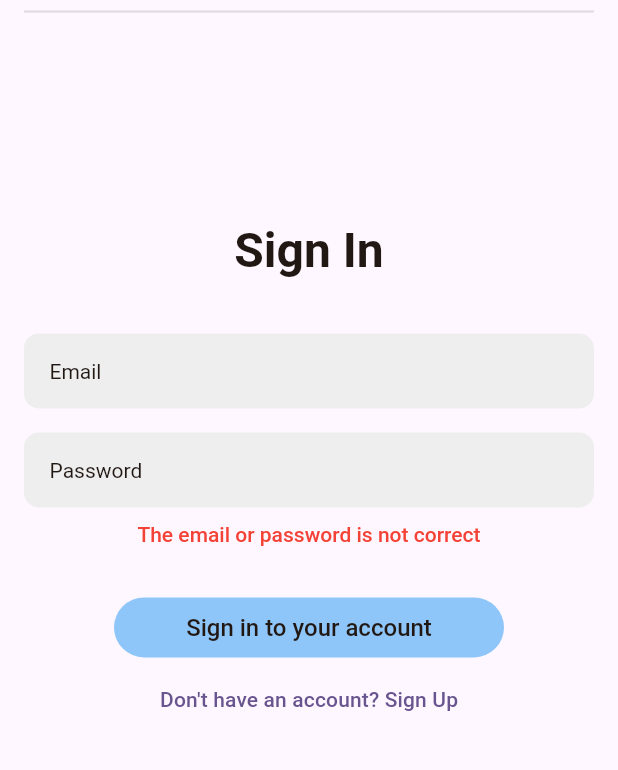
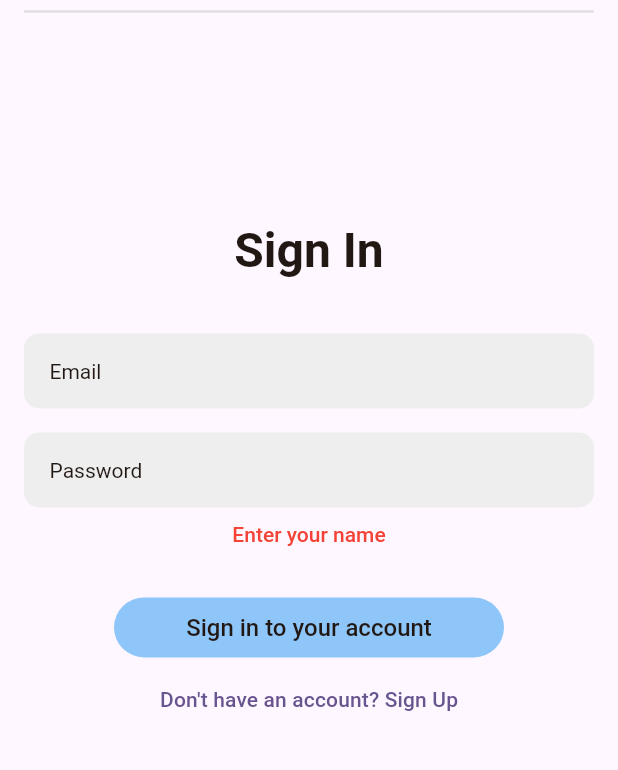
Before and after one commit to matviizakrevskyi/Flutter-Messenger, a Flutter app: the screen it shows after launch, after a tap on "Sign in to your account", on a phone screen of 412 x 824 dp, the part 53-823 px from its top. Run offline on Flutter 3.47's test engine with Material 3 defaults, Android fonts, the phone set to English and light mode, and no system bars; our stand-ins replace firebase_auth, firebase_core, firebase_database, flutter_bloc, get_it, injectable; accounts and stored records are empty; Roboto replaces fonts that are missing (Raleway).

Commit message:
update sign up method

```diff
--- a/lib/datasources/auth_datasource.dart
+++ b/lib/datasources/auth_datasource.dart
@@ -1,11 +1,25 @@
 import 'package:firebase_auth/firebase_auth.dart';
+import 'package:firebase_core/firebase_core.dart';
+import 'package:firebase_database/firebase_database.dart';
 
 class AuthDatasource {
+  final DatabaseReference _database = FirebaseDatabase.instanceFor(
+          databaseURL:
+              "https://flutter-messenger-9f068-default-rtdb.europe-west1.firebasedatabase.app",
+          app: Firebase.app())
+      .ref();
+
   AuthDatasource();
 
-  Future<void> signUp(String email, String password) async {
+  Future<void> signUp(String email, String password, String name) async {
     try {
-      await FirebaseAuth.instance.createUserWithEmailAndPassword(email: email, password: password);
+      final user = await FirebaseAuth.instance
+          .createUserWithEmailAndPassword(email: email, password: password);
+
+      await _database
+          .child("users")
+          .child(user.user?.uid ?? '')
+          .set({"email": user.user?.email, "name": name});
     } catch (e) {
       throw Exception('Error at registration: $e');
     }
--- /dev/null
+++ b/lib/domain/user.dart
@@ -0,0 +1,7 @@
+class User {
+  final String id;
+  final String email;
+  final String name;
+
+  User(this.id, this.email, this.name);
+}
--- a/lib/screens/auth/auth_cubit.dart
+++ b/lib/screens/auth/auth_cubit.dart
@@ -2,6 +2,7 @@ import 'package:firebase_auth/firebase_auth.dart';
 import 'package:flutter/material.dart';
 import 'package:flutter_bloc/flutter_bloc.dart';
 import 'package:flutter_messenger/domain/str_email_ext.dart';
+import 'package:flutter_messenger/main.dart';
 import 'package:flutter_messenger/screens/auth/auth_enum.dart';
 import 'package:flutter_messenger/usecases/sign_in.dart';
 import 'package:flutter_messenger/usecases/sign_up.dart';
@@ -17,14 +18,21 @@ class AuthCubit extends Cubit<AuthState> {
   TextEditingController emailController = TextEditingController();
   TextEditingController passwordController = TextEditingController();
   TextEditingController repeatedPasswordController = TextEditingController();
+  TextEditingController nameController = TextEditingController();
 
   AuthCubit(this._signUpUseCase, this._signInUseCase)
       : super(AuthState(false, AuthStatus.signIn, ""));
 
   onNextButton() async {
+    if (nameController.text.isEmpty) {
+      emit(state.copyWith(errorMessege: "Enter your name"));
+      return;
+    }
     if (emailController.text.isEmpty || !emailController.text.isEmail) {
       emit(state.copyWith(errorMessege: "The email or password is not correct"));
-    } else {
+      return;
+    }
+
     try {
       switch (state.authStatus) {
         case AuthStatus.signUp:
@@ -32,13 +40,15 @@ class AuthCubit extends Cubit<AuthState> {
             emit(state.copyWith(errorMessege: "Passwords do not match"));
             return;
           }
-            await _signUpUseCase.execute(emailController.text, passwordController.text);
+          await _signUpUseCase.execute(
+              emailController.text, passwordController.text, nameController.text);
+          navigatorKey.currentState?.pushReplacementNamed("/home");
         case AuthStatus.signIn:
           await _signInUseCase.execute(emailController.text, passwordController.text);
+          navigatorKey.currentState?.pushReplacementNamed("/home");
       }
     } catch (e) {
       emit(state.copyWith(errorMessege: "The email or password is not correct"));
-      }
     }
   }
 
--- a/lib/screens/auth/auth_screen.dart
+++ b/lib/screens/auth/auth_screen.dart
@@ -43,6 +43,14 @@ class AuthScreen extends StatelessWidget {
                 const SizedBox(
                   height: 32,
                 ),
+                if (state.authStatus == AuthStatus.signUp)
+                  Padding(
+                    padding: const EdgeInsets.only(bottom: 16),
+                    child: CustomTextField(
+                      hintText: "Name",
+                      controller: cubit.nameController,
+                    ),
+                  ),
                 CustomTextField(
                   hintText: "Email",
                   controller: cubit.emailController,
--- a/lib/screens/home/home_cubit.dart
+++ b/lib/screens/home/home_cubit.dart
@@ -10,4 +10,8 @@ class HomeCubit extends Cubit<HomeState> {
   TextEditingController passwordController = TextEditingController();
 
   HomeCubit() : super(HomeState(false));
+
+  onButton() {
+
+  }
 }
--- a/lib/screens/home/home_screen.dart
+++ b/lib/screens/home/home_screen.dart
@@ -1,4 +1,5 @@
 import 'package:flutter/material.dart';
+import 'package:flutter_messenger/styling/styling.dart';
 
 class HomeScreen extends StatelessWidget {
   @override
@@ -10,7 +11,10 @@ class HomeScreen extends StatelessWidget {
           SizedBox(
             height: 100,
           ),
-          Text("Home Screen")
+          Text(
+            "Home Screen",
+            style: CustomTextStyles.h1,
+          )
         ],
       )),
     );
--- a/lib/usecases/sign_up.dart
+++ b/lib/usecases/sign_up.dart
@@ -5,8 +5,8 @@ import 'package:injectable/injectable.dart';
 class SignUpUseCase {
   SignUpUseCase();
 
-  Future<void> execute(String email, String password) async {
+  Future<void> execute(String email, String password, String name) async {
     AuthDatasource authDatasource = AuthDatasource();
-    await authDatasource.signUp(email, password);
+    await authDatasource.signUp(email, password, name);
   }
 }
--- a/pubspec.yaml
+++ b/pubspec.yaml
@@ -40,6 +40,8 @@ dependencies:
   # The following adds the Cupertino Icons font to your application.
   # Use with the CupertinoIcons class for iOS style icons.
   cupertino_icons: ^1.0.2
+  firebase_database: 10.4.9
+  uuid: ^4.3.3
 
 dev_dependencies:
   injectable_generator: 2.4.1
```
Also changed, not shown: pubspec.lock, 2 other files. Lines whose indentation alone changed are shown as unchanged.
